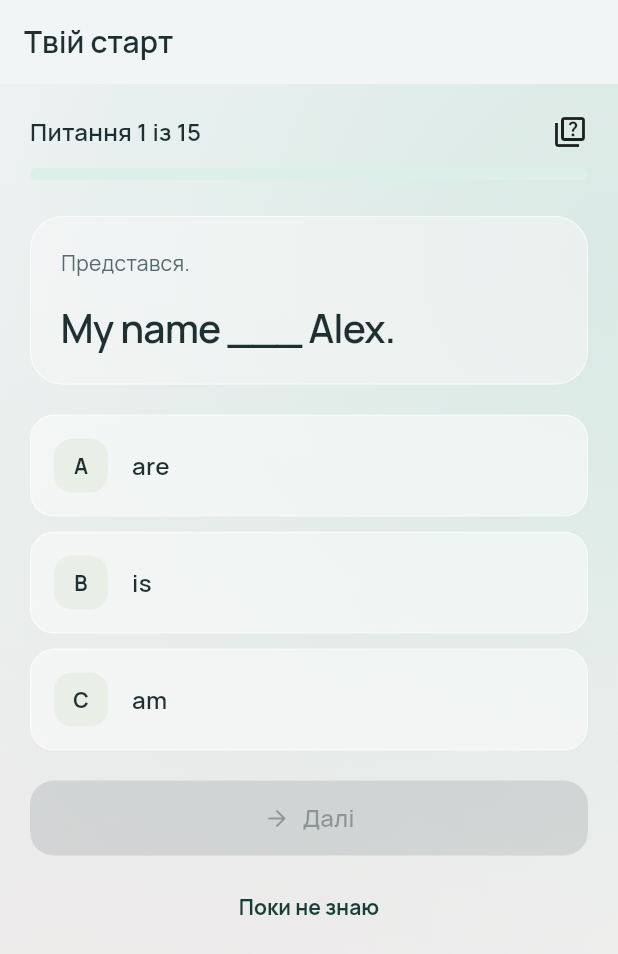
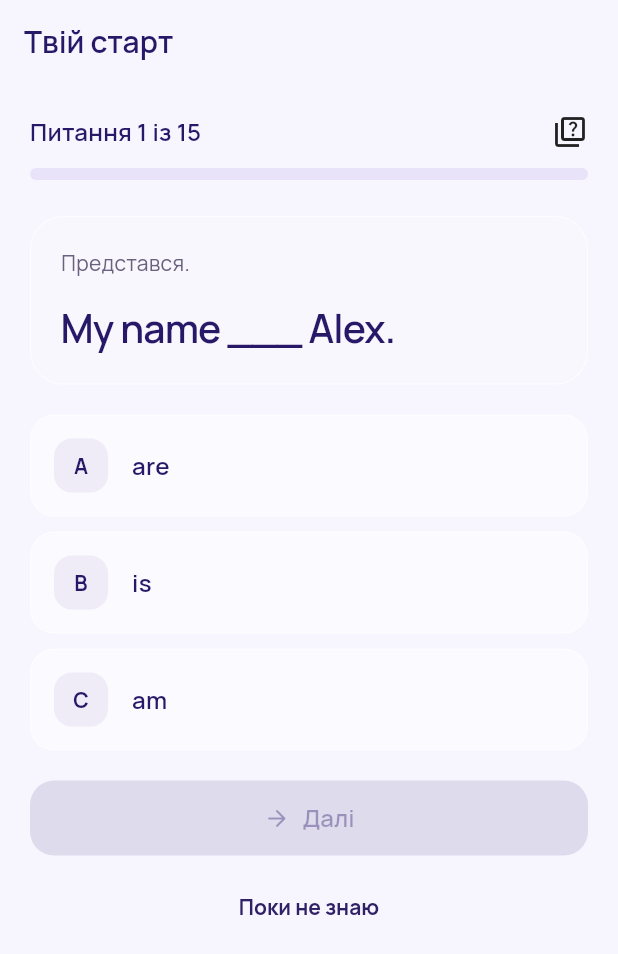
Before and after one commit to quilix11/ohymeku, a Flutter app: the screen it shows after launch, after a tap on "Почати тест", on a phone screen of 412 x 824 dp. Shown: the top 954 px of the screen. Run offline on Flutter 3.47's test engine with Material 3 defaults, Android fonts, the phone set to English and light mode, and no system bars; our stand-ins replace audioplayers, flutter_animate, flutter_dotenv, flutter_local_notifications, flutter_tts, shared_preferences and 2 more; network calls fail.

Commit message:
style: adopt milk and violet palette with centered original Meku
Replace gradients with solid surfaces in both themes, restore the emotion-aware Meku avatar at the center of navigation, move settings to the bottom right, and blur the drawer backdrop. Verify navigation placement and all five actions at small widths and large text.

```diff
--- a/lib/theme/app_theme.dart
+++ b/lib/theme/app_theme.dart
@@ -2,18 +2,18 @@ import 'package:flutter/material.dart';
 
 // Legacy names retained for small reusable components.
 class AppColors {
-  // Cool mint, soft rose and graphite, with opaque text on light glass.
-  static const background = Color(0xFFF1F5F5);
-  static const backgroundDark = Color(0xFF121B20);
+  // Milk and deep violet, with solid backgrounds and readable surface steps.
+  static const background = Color(0xFFF7F6FF);
+  static const backgroundDark = Color(0xFF191334);
 
   static const surface = Color(0xFFFFFFFF);
-  static const surfaceDark = Color(0xFF243238);
+  static const surfaceDark = Color(0xFF282044);
 
-  static const primary = Color(0xFF6EA895);
-  static const primaryDark = Color(0xFF2A665A);
+  static const primary = Color(0xFF49319A);
+  static const primaryDark = Color(0xFF2D1B78);
 
-  static const secondary = Color(0xFFEEF1E8);
-  static const secondaryDark = Color(0xFF57634B);
+  static const secondary = Color(0xFFEDE9FA);
+  static const secondaryDark = Color(0xFF6A598F);
 
   static const bossRed = Color(0xFFD97777);
   static const bossRedDark = Color(0xFF9E4E4E);
@@ -26,38 +26,38 @@ class AppColors {
 
   static const trustFill = primary;
   static const trustShadow = primaryDark;
-  static const trustBg = Color(0xFFE7EEDD);
+  static const trustBg = Color(0xFFEAE5F7);
 
   static const patienceFill = winGold;
   static const patienceShadow = winGoldDark;
   static const patienceBg = trustBg;
 
-  static const textPrimary = Color(0xFF1E3032);
-  static const textPrimaryDark = Color(0xFFEEF6F6);
+  static const textPrimary = Color(0xFF281968);
+  static const textPrimaryDark = Color(0xFFF7F6FF);
 
-  static const textSecondary = Color(0xFF536B6D);
+  static const textSecondary = Color(0xFF69617D);
   static const textHint = textSecondary;
 
   static const textOnPrimary = Colors.white;
 
   static const bubbleNpc = surface;
-  static const bubbleNpcBorder = Color(0xFFD8DFD0);
+  static const bubbleNpcBorder = Color(0xFFDED8EC);
 
-  static const bubblePlayer = Color(0xFFE7EEDD);
-  static const bubblePlayerBorder = Color(0xFFB2C09B);
+  static const bubblePlayer = Color(0xFFEAE5F7);
+  static const bubblePlayerBorder = Color(0xFFC9BFDF);
 
   static const coachingBg = secondary;
-  static const coachingBorder = Color(0xFFD8DFD0);
-  static const coachingText = Color(0xFF354324);
+  static const coachingBorder = Color(0xFFDED8EC);
+  static const coachingText = Color(0xFF44365F);
 
   static const heartActive = bossRed;
-  static const heartEmpty = Color(0xFFDFE5D9);
+  static const heartEmpty = Color(0xFFE4DEEE);
 
   static const micFill = primary;
   static const micShadow = primaryDark;
 
-  static const borderDefault = Color(0xFFD8DFD0);
-  static const borderDark = Color(0xFF526259);
+  static const borderDefault = Color(0xFFDED8EC);
+  static const borderDark = Color(0xFF625573);
 
   static const emotionNeutral = secondary;
   static const emotionSuspicious = winGold;
@@ -69,7 +69,7 @@ class AppColors {
 }
 
 /// Shared visual tokens. Transparency applies to surfaces, never their content.
-/// Gradients and shadows provide depth without expensive backdrop filters.
+/// Solid milk/violet surfaces keep both themes calm and consistent.
 class AppVisuals {
   static const radiusSmall = 12.0;
   static const radiusControl = 16.0;
@@ -95,14 +95,9 @@ class AppVisuals {
 
   static BoxDecoration panelDecoration(BuildContext context,
       {bool rose = false, double radius = radiusCard}) {
-    final c = Theme.of(context).colorScheme;
     final fill = panelColor(context, rose: rose);
     return BoxDecoration(
-      gradient: LinearGradient(
-        begin: Alignment.topLeft,
-        end: Alignment.bottomRight,
-        colors: [fill, Color.lerp(fill, c.primaryContainer, .04)!],
-      ),
+      color: fill,
       borderRadius: BorderRadius.circular(radius),
       border: Border.all(color: panelBorder(context), width: .7),
       boxShadow: panelShadows(context),
@@ -161,17 +156,17 @@ ThemeData _theme(Brightness brightness) {
       seedColor: AppColors.primary,
       brightness: brightness,
       surface: dark ? AppColors.surfaceDark : AppColors.surface,
-      primary: dark ? const Color(0xFF99D5C9) : AppColors.primaryDark);
+      primary: dark ? const Color(0xFFC5B5FF) : AppColors.primaryDark);
   final scheme = seedScheme.copyWith(
-    onPrimary: dark ? const Color(0xFF123B34) : Colors.white,
-    primaryContainer: dark ? const Color(0xFF24463E) : const Color(0xFFDDEFE9),
+    onPrimary: dark ? const Color(0xFF251457) : Colors.white,
+    primaryContainer: dark ? const Color(0xFF3B2C63) : const Color(0xFFE9E3FA),
     onPrimaryContainer:
-        dark ? const Color(0xFFD5F0E8) : const Color(0xFF143E36),
-    secondary: dark ? const Color(0xFFF1B9C5) : const Color(0xFF8D4D60),
+        dark ? const Color(0xFFEAE2FF) : const Color(0xFF302066),
+    secondary: dark ? const Color(0xFFC5B5E3) : const Color(0xFF69538D),
     secondaryContainer:
-        dark ? const Color(0xFF48313B) : const Color(0xFFF4E4E9),
+        dark ? const Color(0xFF35294D) : const Color(0xFFEDE7F7),
     onSecondaryContainer:
-        dark ? const Color(0xFFF9D1D9) : const Color(0xFF663748),
+        dark ? const Color(0xFFEEE6FA) : const Color(0xFF4C3769),
     tertiary: dark ? const Color(0xFFE9CB92) : const Color(0xFF795622),
     tertiaryContainer: dark ? const Color(0xFF453A26) : const Color(0xFFF3E7CF),
     onTertiaryContainer:
@@ -182,18 +177,18 @@ ThemeData _theme(Brightness brightness) {
     onErrorContainer:
         dark ? seedScheme.onErrorContainer : const Color(0xFF6A2A0A),
     onSurface: dark ? AppColors.textPrimaryDark : AppColors.textPrimary,
-    onSurfaceVariant: dark ? const Color(0xFFBDD1D2) : AppColors.textSecondary,
-    outline: dark ? const Color(0xFF829A9C) : const Color(0xFF7A9393),
-    outlineVariant: dark ? const Color(0xFF41575A) : const Color(0xFFD6E3DF),
+    onSurfaceVariant: dark ? const Color(0xFFC8BFD9) : AppColors.textSecondary,
+    outline: dark ? const Color(0xFF9285AB) : const Color(0xFF9186A6),
+    outlineVariant: dark ? const Color(0xFF4C3F64) : const Color(0xFFDFD9EC),
     surfaceContainerLowest:
-        dark ? const Color(0xFF1C2420) : const Color(0xFFFAFCF8),
+        dark ? const Color(0xFF17112B) : const Color(0xFFFCFBFF),
     surfaceContainerLow:
-        dark ? const Color(0xFF242E28) : const Color(0xFFF4F7F1),
-    surfaceContainer: dark ? const Color(0xFF2B372E) : const Color(0xFFEDF2E8),
+        dark ? const Color(0xFF211937) : const Color(0xFFF3F0FB),
+    surfaceContainer: dark ? const Color(0xFF2B2144) : const Color(0xFFEEEAF7),
     surfaceContainerHigh:
-        dark ? const Color(0xFF354138) : const Color(0xFFE6EDDF),
+        dark ? const Color(0xFF35294F) : const Color(0xFFE8E2F2),
     surfaceContainerHighest:
-        dark ? const Color(0xFF404D42) : const Color(0xFFDCE6D4),
+        dark ? const Color(0xFF403359) : const Color(0xFFE0D8ED),
   );
 
   final base = ThemeData(
--- a/lib/widgets/ohymeku_design.dart
+++ b/lib/widgets/ohymeku_design.dart
@@ -8,50 +8,9 @@ class SilkBackground extends StatelessWidget {
   const SilkBackground({super.key, required this.child});
   @override
   Widget build(BuildContext context) {
-    final dark = Theme.of(context).brightness == Brightness.dark;
-    return DecoratedBox(
-      decoration: BoxDecoration(
-        gradient: LinearGradient(
-          begin: Alignment.topLeft,
-          end: Alignment.bottomRight,
-          colors: dark
-              ? [
-                  AppColors.backgroundDark,
-                  const Color(0xFF1B2428),
-                  const Color(0xFF25242C)
-                ]
-              : [
-                  AppColors.background,
-                  const Color(0xFFEEF4F2),
-                  const Color(0xFFF7F3F3)
-                ],
-        ),
-      ),
-      child: DecoratedBox(
-        decoration: BoxDecoration(
-          gradient: RadialGradient(
-            center: const Alignment(1, -.7),
-            radius: 1.35,
-            colors: [
-              const Color(0xFFB9D8CF).withValues(alpha: dark ? .08 : .40),
-              const Color(0xFFB9D8CF).withValues(alpha: 0),
-            ],
-          ),
-        ),
-        child: DecoratedBox(
-          decoration: BoxDecoration(
-            gradient: RadialGradient(
-              center: const Alignment(-1, .8),
-              radius: 1.4,
-              colors: [
-                const Color(0xFFE2C9D0).withValues(alpha: dark ? .06 : .30),
-                const Color(0xFFE2C9D0).withValues(alpha: 0),
-              ],
-            ),
-          ),
-          child: child,
-        ),
-      ),
+    return ColoredBox(
+      color: Theme.of(context).scaffoldBackgroundColor,
+      child: child,
     );
   }
 }
--- a/lib/widgets/stat_bar.dart
+++ b/lib/widgets/stat_bar.dart
@@ -69,11 +69,7 @@ class StatBar extends StatelessWidget {
                       child: Container(
                         height: 18,
                         decoration: BoxDecoration(
-                          gradient: LinearGradient(
-                            colors: [fillColor, shadowColor],
-                            begin: Alignment.topCenter,
-                            end: Alignment.bottomCenter,
-                          ),
+                          color: fillColor,
                           borderRadius: BorderRadius.circular(100),
                         ),
                       ),
```
Also changed, not shown: lib/screens/main_screen.dart (+2 -5 lines), lib/widgets/air_navigation.dart (+21 -6 lines), lib/widgets/app_menu.dart (+22 -12 lines), lib/widgets/sentence_builder.dart (+3 -6 lines), 3 other files.
